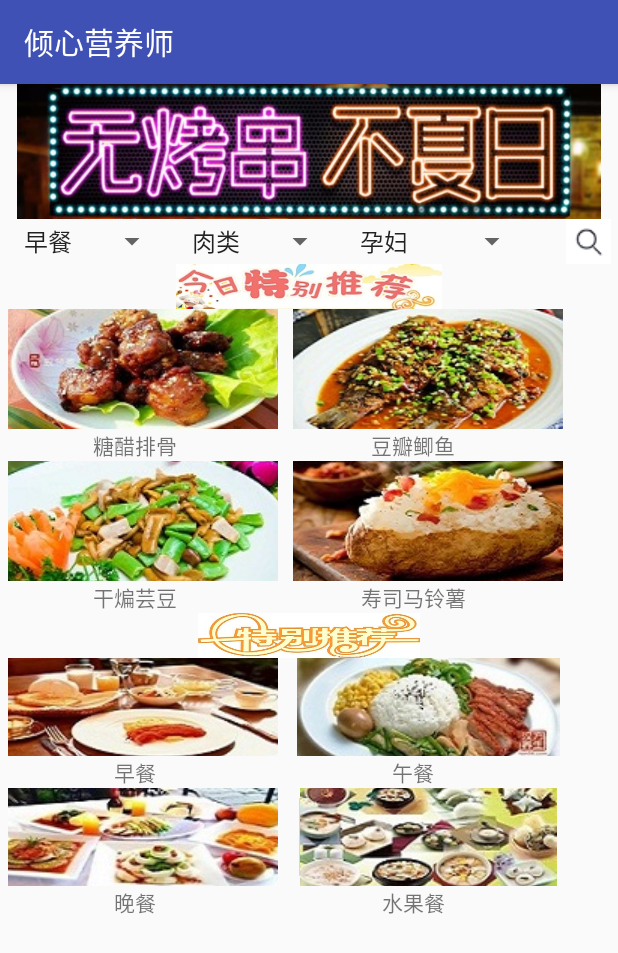
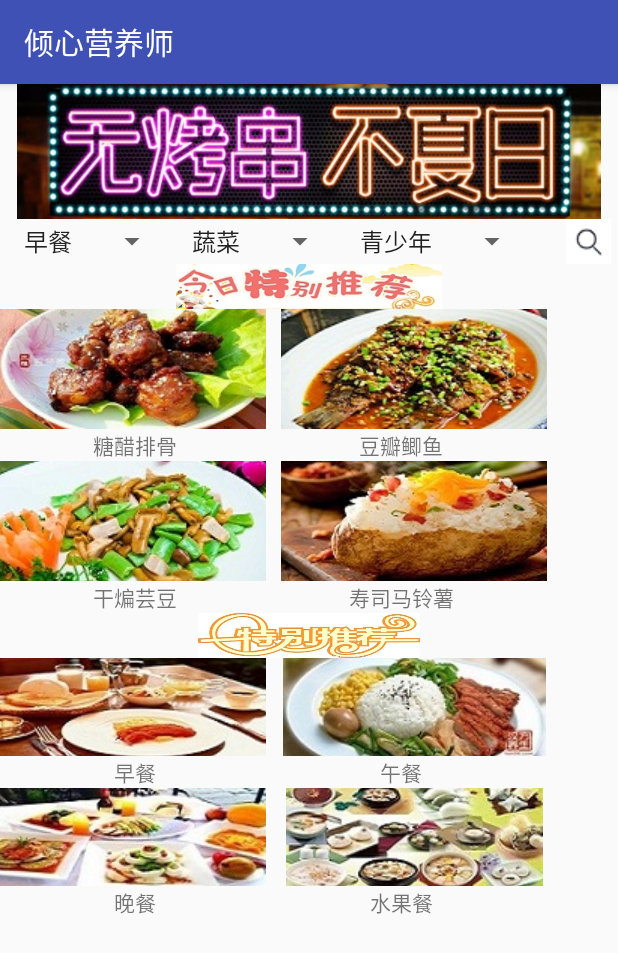
Before and after one commit to 124team/Dietitian2, an Android app: the fragment fragment4 shown on its own in the app's theme, on a phone screen of 412 x 824 dp. Shown: the top 953 px of the screen. Run offline under Robolectric (Android 15) with nearby library versions, the phone set to English and light mode, and no system bars; our stand-ins replace CircleImageView.

Commit message:
修改主页格式

```diff
--- a/app/src/main/java/edu/neusoft/a124team/dietitian/fragment4.java
+++ b/app/src/main/java/edu/neusoft/a124team/dietitian/fragment4.java
@@ -115,13 +115,13 @@ public class fragment4 extends Fragment {
         SpinnerSource1.add("午餐");
         SpinnerSource1.add("晚餐");
         ArrayList<String> SpinnerSource2 = new ArrayList<String>();
+        SpinnerSource2.add("蔬菜");
         SpinnerSource2.add("肉类");
-        SpinnerSource2.add("蔬菜");
         SpinnerSource2.add("水果");
         ArrayList<String> SpinnerSource3 = new ArrayList<String>();
+        SpinnerSource3.add("青少年");
+        SpinnerSource3.add("婴儿");
         SpinnerSource3.add("孕妇");
-        SpinnerSource3.add("婴儿");
-        SpinnerSource3.add("青少年");
         SpinnerSource3.add("老人");
 
 
--- a/app/src/main/res/layout/layout4.xml
+++ b/app/src/main/res/layout/layout4.xml
@@ -89,10 +89,9 @@
 
         <ImageButton
             android:id="@+id/hImageButtonOnclick1"
-            android:layout_width="180dp"
+            android:layout_width="177dp"
             android:layout_height="80dp"
             android:layout_column="0"
-            android:layout_marginLeft="5dp"
             android:layout_marginRight="10dp"
             android:layout_row="0"
             android:src="@drawable/h_imagebutton_select1"/>
@@ -108,7 +107,7 @@
 
         <ImageButton
             android:id="@+id/hImageButtonOnclick2"
-            android:layout_width="180dp"
+            android:layout_width="177dp"
             android:layout_height="80dp"
             android:layout_column="1"
             android:layout_row="0"
@@ -125,10 +124,9 @@
 
         <ImageButton
             android:id="@+id/hImageButtonOnclick3"
-            android:layout_width="180dp"
+            android:layout_width="177dp"
             android:layout_height="80dp"
             android:layout_column="0"
-            android:layout_marginLeft="5dp"
             android:layout_marginRight="10dp"
             android:layout_row="2"
             android:src="@drawable/h_imagebutton_select3"/>
@@ -144,7 +142,7 @@
 
         <ImageButton
             android:id="@+id/hImageButtonOnclick4"
-            android:layout_width="180dp"
+            android:layout_width="177dp"
             android:layout_height="80dp"
             android:layout_column="1"
             android:layout_row="2"
@@ -176,10 +174,9 @@
 
         <ImageButton
             android:id="@+id/hImageButtonOnclick5"
-            android:layout_width="180dp"
+            android:layout_width="177dp"
             android:layout_height="65dp"
             android:layout_column="0"
-            android:layout_marginLeft="5dp"
             android:layout_marginRight="10dp"
             android:layout_row="0"
             android:src="@drawable/h_imagebutton_select5"/>
@@ -195,7 +192,7 @@
 
         <ImageButton
             android:id="@+id/hImageButtonOnclick6"
-            android:layout_width="180dp"
+            android:layout_width="177dp"
             android:layout_height="65dp"
             android:layout_column="1"
             android:layout_row="0"
@@ -212,10 +209,9 @@
 
         <ImageButton
             android:id="@+id/hImageButtonOnclick7"
-            android:layout_width="180dp"
+            android:layout_width="177dp"
             android:layout_height="65dp"
             android:layout_column="0"
-            android:layout_marginLeft="5dp"
             android:layout_marginRight="10dp"
             android:layout_row="2"
             android:src="@drawable/h_imagebutton_select7"/>
@@ -231,7 +227,7 @@
 
         <ImageButton
             android:id="@+id/hImageButtonOnclick8"
-            android:layout_width="180dp"
+            android:layout_width="177dp"
             android:layout_height="65dp"
             android:layout_column="1"
             android:layout_row="2"
```
